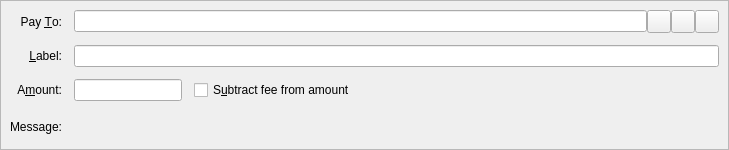
First picture: the form in src/qt/forms/sendcoinsentry.ui, repository MintcoinCommunity/Mintcoin-Desktop-Wallet, before the edit.
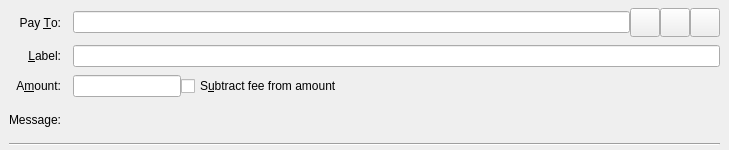
Second picture: the form after the edit. Icons and pictures are not drawn. Custom widgets are drawn as their Qt base class.

```diff
--- a/src/qt/forms/sendcoinsentry.ui
+++ b/src/qt/forms/sendcoinsentry.ui
@@ -21,15 +21,21 @@
     <string>This is a normal payment.</string>
    </property>
    <property name="frameShape">
-    <enum>QFrame::StyledPanel</enum>
-   </property>
-   <property name="frameShadow">
-    <enum>QFrame::Sunken</enum>
+    <enum>QFrame::NoFrame</enum>
    </property>
    <layout class="QGridLayout" name="gridLayout">
-    <property name="spacing">
+    <property name="topMargin">
+     <number>8</number>
+    </property>
+    <property name="bottomMargin">
+     <number>4</number>
+    </property>
+    <property name="horizontalSpacing">
      <number>12</number>
     </property>
+    <property name="verticalSpacing">
+     <number>8</number>
+    </property>
     <item row="0" column="0">
      <widget class="QLabel" name="payToLabel">
       <property name="text">
@@ -67,6 +73,12 @@
          <iconset resource="../bitcoin.qrc">
           <normaloff>:/icons/address-book</normaloff>:/icons/address-book</iconset>
         </property>
+        <property name="iconSize">
+         <size>
+          <width>22</width>
+          <height>22</height>
+         </size>
+        </property>
         <property name="shortcut">
          <string>Alt+A</string>
         </property>
@@ -84,6 +96,12 @@
          <iconset resource="../bitcoin.qrc">
           <normaloff>:/icons/editpaste</normaloff>:/icons/editpaste</iconset>
         </property>
+        <property name="iconSize">
+         <size>
+          <width>22</width>
+          <height>22</height>
+         </size>
+        </property>
         <property name="shortcut">
          <string>Alt+P</string>
         </property>
@@ -101,6 +119,12 @@
          <iconset resource="../bitcoin.qrc">
           <normaloff>:/icons/remove</normaloff>:/icons/remove</iconset>
         </property>
+        <property name="iconSize">
+         <size>
+          <width>22</width>
+          <height>22</height>
+         </size>
+        </property>
        </widget>
       </item>
      </layout>
@@ -175,6 +199,13 @@
       </property>
      </widget>
     </item>
+    <item row="4" column="0" colspan="2">
+     <widget class="Line" name="line">
+      <property name="orientation">
+       <enum>Qt::Horizontal</enum>
+      </property>
+     </widget>
+    </item>
    </layout>
   </widget>
   <widget class="QFrame" name="SendCoins_InsecurePaymentRequest">
```
Left out of the diff: 22 changed lines with no effect on the pictures.
